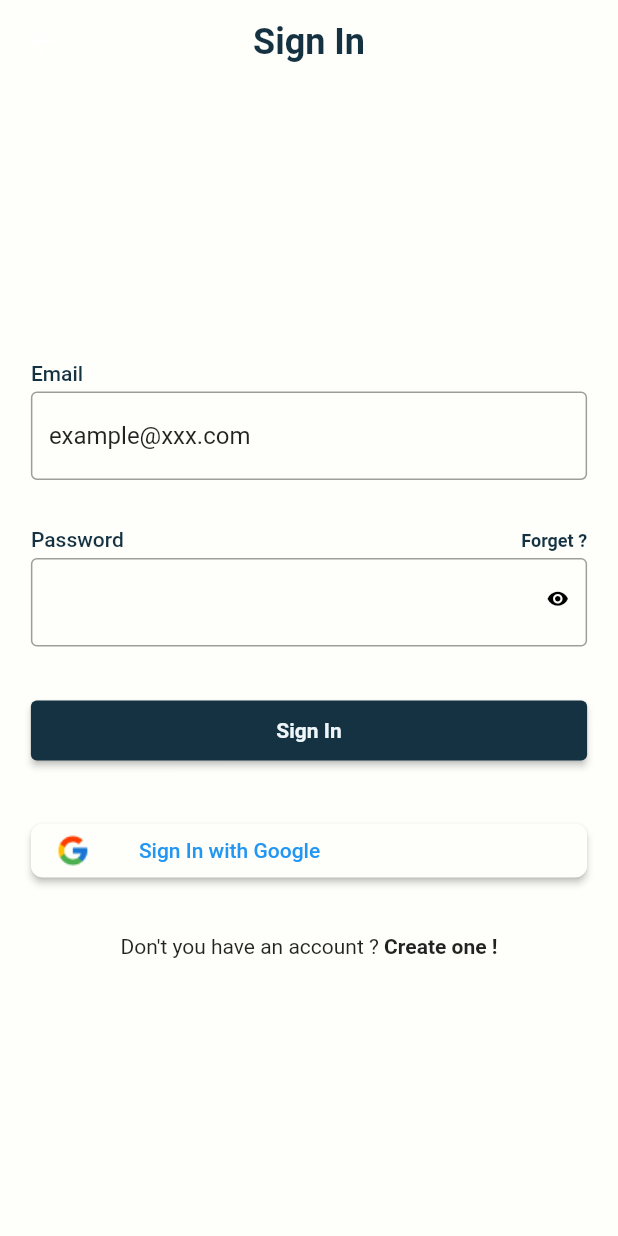
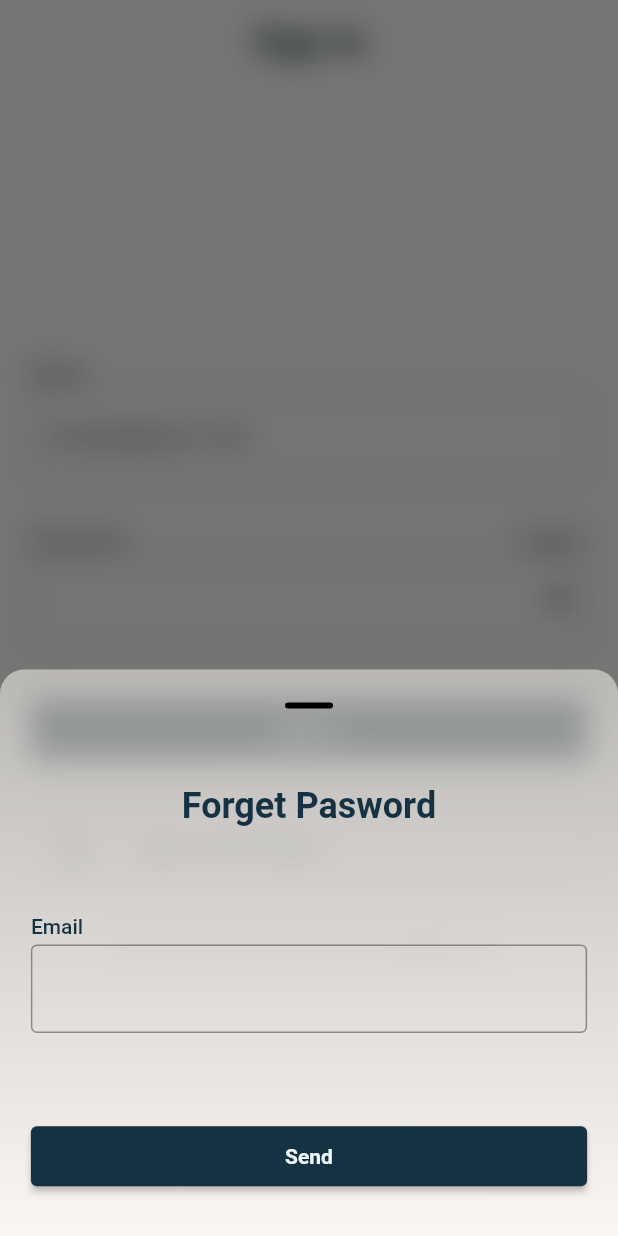
Before and after one commit to m-emrec/Chat, a Flutter app: the SignInPage screen opened by its route, after a tap on "Forget ?", on a phone screen of 412 x 824 dp. Run offline on Flutter 3.47's test engine with Material 2 defaults, Android fonts, the phone set to English and light mode, and no system bars; our stand-ins replace bloc, email_validator, equatable, firebase_core, logger; accounts and stored records are empty.

Commit message:
basic functionality is done

```diff
--- a/lib/core/utils/Buttons/text_button.dart
+++ b/lib/core/utils/Buttons/text_button.dart
@@ -19,7 +19,7 @@ class ButtonText extends StatefulWidget {
 class _ButtonTextState extends State<ButtonText> {
   @override
   Widget build(BuildContext context) {
-    return GestureDetector(
+    return InkWell(
       onTap: widget.onTap,
       child: Text(
         widget.text,
--- a/lib/features/auth/presentation/pages/sign_in_page.dart
+++ b/lib/features/auth/presentation/pages/sign_in_page.dart
@@ -5,8 +5,11 @@ import 'package:chat_app/core/utils/Buttons/responsive_button.dart';
 import 'package:chat_app/core/utils/Buttons/text_button.dart';
 import 'package:chat_app/core/utils/text%20fields/normal_text_field.dart';
 import 'package:chat_app/core/utils/text%20fields/password_field.dart';
+import 'package:chat_app/features/auth/presentation/pages/sign_up_page.dart';
 import 'package:chat_app/features/auth/presentation/widgets/app_bar.dart';
+import 'package:chat_app/features/auth/presentation/widgets/forget_password.dart';
 import 'package:chat_app/features/auth/presentation/widgets/form.dart';
+import 'package:email_validator/email_validator.dart';
 import 'package:flutter/material.dart';
 
 import '../../../../config/theme/theme.dart';
@@ -37,14 +40,19 @@ class _SignInPageState extends State<SignInPage> {
           child: AuthForm(
             formKey: _formKey,
             children: [
+              /// Email field
               NormalTextField(
                 labelText: "Email",
                 controller: _nameController,
                 hintText: "example@xxx.com",
-                validator: (value) => value!.isEmpty ? "fuck" : null,
                 textInputType: TextInputType.emailAddress,
+                validator: emailValidator,
               ),
+
+              /// Spacing
               32.ph,
+
+              /// Password Field
               PasswordField(
                 label: Row(
                   crossAxisAlignment: CrossAxisAlignment.end,
@@ -57,6 +65,8 @@ class _SignInPageState extends State<SignInPage> {
                         color: AppColors.button,
                       ),
                     ),
+
+                    /// Forget button
                     GestureDetector(
                       child: const Text(
                         "Forget ?",
@@ -66,23 +76,33 @@ class _SignInPageState extends State<SignInPage> {
                           fontSize: 12,
                         ),
                       ),
-                      onTap: () {},
+                      onTap: () => showModalBottomSheet(
+                        backgroundColor: Colors.transparent,
+                        context: context,
+                        builder: (_) => const ForgetPassword(),
+                      ),
                     ),
                   ],
                 ),
                 controller: _passwordController,
               ),
+
+              /// Spacing
               32.ph,
+
+              /// Sign In Button
               ResponsiveButton(
                 screenSize: size,
                 onPressed: () {
-                  if (_formKey.currentState!.validate()) {
-                    logger.i("message");
-                  }
+                  if (_formKey.currentState!.validate()) {}
                 },
                 child: const Text("Sign In"),
               ),
+
+              /// Spacing
               32.ph,
+
+              /// Sign in with google
               OutlinedButton(
                 style: ButtonStyle(
                   shape: MaterialStatePropertyAll(
@@ -105,16 +125,30 @@ class _SignInPageState extends State<SignInPage> {
                       width: 24,
                     ),
                     32.pw,
-                    const Text("Sign In with Google"),
+                    const Text(
+                      "Sign In with Google",
+                      style: TextStyle(
+                        color: AppColors.button,
+                        fontWeight: FontWeight.w600,
+                      ),
+                    ),
                   ],
                 ),
               ),
+
+              /// Spacing
               32.ph,
+
+              /// Don't you have an account
               Row(
                 mainAxisAlignment: MainAxisAlignment.center,
                 children: [
                   const Text("Don't you have an account ? "),
-                  ButtonText(onTap: () {}, text: "Create one !")
+                  ButtonText(
+                    onTap: () => Navigator.of(context)
+                        .pushReplacementNamed(SignUpPage.routeName),
+                    text: "Create one !",
+                  )
                 ],
               ),
             ],
@@ -123,4 +157,11 @@ class _SignInPageState extends State<SignInPage> {
       ),
     );
   }
+
+  String? emailValidator(String? value) {
+    if (EmailValidator.validate(value ?? "")) {
+      return null;
+    }
+    return "Please provide a valid email address.";
+  }
 }
--- a/lib/features/auth/presentation/pages/sign_up_page.dart
+++ b/lib/features/auth/presentation/pages/sign_up_page.dart
@@ -5,8 +5,10 @@ import 'package:chat_app/core/utils/Buttons/responsive_button.dart';
 import 'package:chat_app/core/utils/Buttons/text_button.dart';
 import 'package:chat_app/core/utils/text%20fields/normal_text_field.dart';
 import 'package:chat_app/core/utils/text%20fields/password_field.dart';
+import 'package:chat_app/features/auth/presentation/pages/sign_in_page.dart';
 import 'package:chat_app/features/auth/presentation/widgets/app_bar.dart';
 import 'package:chat_app/features/auth/presentation/widgets/form.dart';
+import 'package:email_validator/email_validator.dart';
 import 'package:flutter/material.dart';
 
 import '../../../../config/theme/theme.dart';
@@ -24,6 +26,21 @@ class _SignUpPageState extends State<SignUpPage> {
   final TextEditingController _nameController = TextEditingController();
   final TextEditingController _passwordController = TextEditingController();
   final GlobalKey<FormState> _formKey = GlobalKey<FormState>();
+
+  String? emailValidator(String? value) {
+    if (EmailValidator.validate(value ?? "")) {
+      return null;
+    }
+    return "Please provide a valid email address.";
+  }
+
+  String? passwordValidator(String? value) {
+    if (value!.length >= 6) {
+      return null;
+    }
+    return "Your password must be longer than 6 letters.";
+  }
+
   @override
   Widget build(BuildContext context) {
     final Size size = context.screenSize;
@@ -37,14 +54,19 @@ class _SignUpPageState extends State<SignUpPage> {
           child: AuthForm(
             formKey: _formKey,
             children: [
+              /// Email field
               NormalTextField(
                 labelText: "Email",
                 controller: _nameController,
                 hintText: "example@xxx.com",
-                validator: (value) => value!.isEmpty ? "fuck" : null,
+                validator: emailValidator,
                 textInputType: TextInputType.emailAddress,
               ),
+
+              /// Spacing
               32.ph,
+
+              /// Password Field
               PasswordField(
                 label: const Text(
                   "Password",
@@ -53,9 +75,14 @@ class _SignUpPageState extends State<SignUpPage> {
                     color: AppColors.button,
                   ),
                 ),
+                validator: passwordValidator,
                 controller: _passwordController,
               ),
+
+              /// Spacing
               32.ph,
+
+              /// Sign Up Button
               ResponsiveButton(
                 screenSize: size,
                 onPressed: () {
@@ -65,12 +92,19 @@ class _SignUpPageState extends State<SignUpPage> {
                 },
                 child: const Text("Sign Up"),
               ),
+
+              /// Spacing
               32.ph,
+
+              /// Already have an account
               Row(
                 mainAxisAlignment: MainAxisAlignment.center,
                 children: [
                   const Text("Already have an account ? "),
-                  ButtonText(onTap: () {}, text: "Click here !")
+                  ButtonText(
+                      onTap: () => Navigator.of(context)
+                          .pushReplacementNamed(SignInPage.routeName),
+                      text: "Click here !")
                 ],
               ),
             ],
--- /dev/null
+++ b/lib/features/auth/presentation/widgets/forget_password.dart
@@ -0,0 +1,124 @@
+import 'dart:ui';
+
+import 'package:chat_app/config/theme/theme.dart';
+import 'package:chat_app/core/extensions/context_extension.dart';
+import 'package:chat_app/core/utils/Buttons/responsive_button.dart';
+import 'package:chat_app/core/utils/text%20fields/normal_text_field.dart';
+import 'package:chat_app/logger.dart';
+import 'package:email_validator/email_validator.dart';
+import 'package:flutter/cupertino.dart';
+import 'package:flutter/material.dart';
+
+class ForgetPassword extends StatefulWidget {
+  const ForgetPassword({super.key});
+
+  @override
+  State<ForgetPassword> createState() => _ForgetPasswordState();
+}
+
+class _ForgetPasswordState extends State<ForgetPassword>
+    with SingleTickerProviderStateMixin {
+  late AnimationController _animationController;
+  final TextEditingController _emailController = TextEditingController();
+
+  @override
+  void initState() {
+    _animationController = AnimationController(
+      vsync: this,
+      duration: const Duration(milliseconds: 500),
+    );
+    super.initState();
+  }
+
+  @override
+  Widget build(BuildContext context) {
+    double bottomInset = MediaQuery.of(context).viewInsets.bottom;
+
+    return Padding(
+      padding: EdgeInsets.only(bottom: bottomInset),
+      child: BackdropFilter(
+        filter: ImageFilter.blur(
+          sigmaX: 10,
+          sigmaY: 10,
+        ),
+        child: Container(
+          decoration: BoxDecoration(
+            /// Gradient
+            gradient: LinearGradient(
+              colors: [
+                AppColors.cardColor,
+                AppColors.cardColor.withOpacity(0.3),
+              ],
+              begin: Alignment.bottomCenter,
+              end: Alignment.topCenter,
+            ),
+
+            /// Radius
+            borderRadius: const BorderRadius.only(
+              topLeft: Radius.circular(16),
+              topRight: Radius.circular(16),
+            ),
+          ),
+
+          /// Bottom Sheet
+          child: _bottomSheet(bottomInset),
+        ),
+      ),
+    );
+  }
+
+  String? emailValidator(String? value) {
+    if (EmailValidator.validate(value ?? "")) {
+      return null;
+    }
+    return "Please provide a valid email address.";
+  }
+
+  Widget _bottomSheet(double bottomInset) {
+    return BottomSheet(
+      animationController: _animationController,
+      backgroundColor: AppColors.scaffold.withOpacity(0.3),
+      showDragHandle: true,
+      onClosing: () {},
+      shape: const RoundedRectangleBorder(
+        borderRadius: BorderRadius.only(
+          topLeft: Radius.circular(16),
+          topRight: Radius.circular(16),
+        ),
+      ),
+
+      /// Content
+      builder: (context) => SingleChildScrollView(
+        child: SizedBox(
+          width: context.screenSize.width * 0.9,
+          height: context.screenSize.height * 0.4 + bottomInset,
+          child: Column(
+            mainAxisAlignment: MainAxisAlignment.spaceAround,
+            children: [
+              /// Title
+              Text(
+                "Forget Pasword",
+                style: context.textHeme.titleLarge,
+              ),
+
+              /// Email Field
+              NormalTextField(
+                controller: _emailController,
+                labelText: "Email",
+                validator: emailValidator,
+                textInputType: TextInputType.emailAddress,
+              ),
+
+              /// Button
+              ResponsiveButton(
+                screenSize: context.screenSize,
+                onPressed: () {},
+                child: const Text("Send"),
+              ),
+            ],
+          ),
+        ),
+      ),
+    );
+  }
+}
--- a/lib/main.dart
+++ b/lib/main.dart
@@ -21,7 +21,7 @@ class MyApp extends StatelessWidget {
       theme: AppTheme.lightTheme,
       // themeMode: ,
       darkTheme: AppTheme.darkTheme,
-      initialRoute: SignUpPage.routeName,
+      initialRoute: SignInPage.routeName,
       routes: appRoutes,
     );
   }
```
